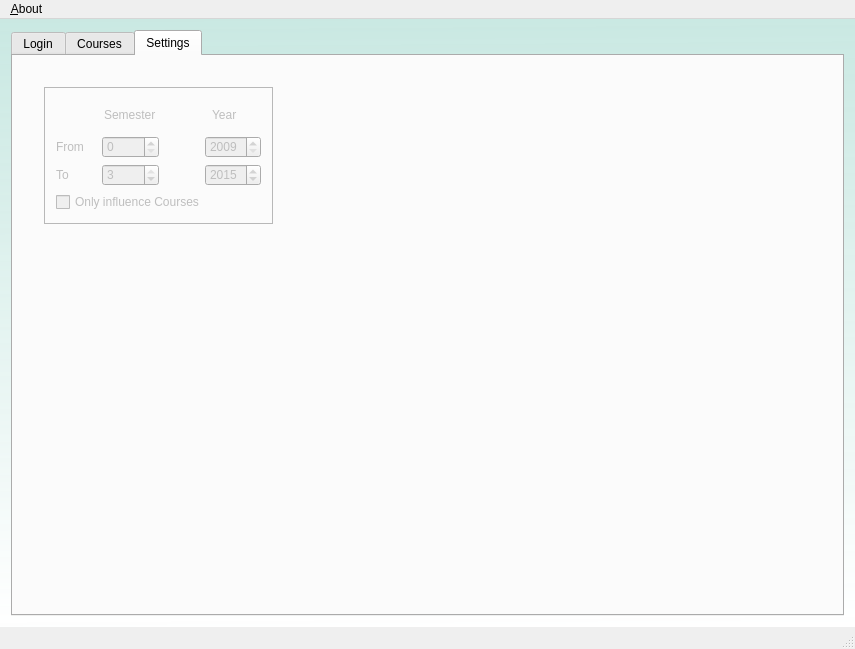
Before: the Qt Designer form main/mainscreen.ui in liranbg/JCEaverageCalculator, drawn with Qt 5.
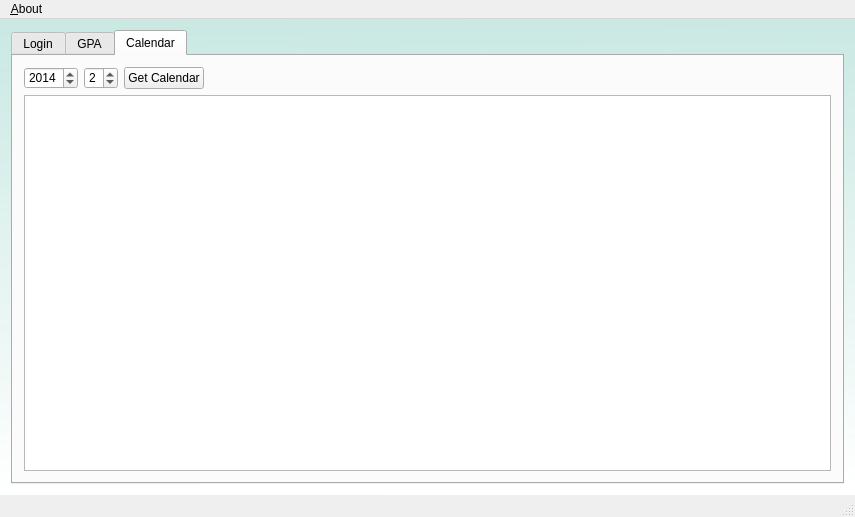
After: the same form once the commit is applied. The open tabs and pages were chosen to show the change. Icons and pictures are not drawn.

Commit message:
Add calendar option
bug fixes, better phrasing, calendar option

Patch:
```diff
--- a/main/mainscreen.ui
+++ b/main/mainscreen.ui
@@ -7,7 +7,7 @@
     <x>0</x>
     <y>0</y>
     <width>855</width>
-    <height>649</height>
+    <height>517</height>
    </rect>
   </property>
   <property name="sizePolicy">
@@ -303,7 +303,7 @@
         <string notr="true"/>
        </property>
        <attribute name="title">
-        <string>Courses</string>
+        <string>GPA</string>
        </attribute>
        <layout class="QGridLayout" name="gridLayout_4">
         <item row="0" column="0">
@@ -414,256 +414,77 @@
         </item>
        </layout>
       </widget>
-      <widget class="QWidget" name="SettingsTab">
-       <property name="enabled">
-        <bool>false</bool>
-       </property>
-       <property name="sizePolicy">
-        <sizepolicy hsizetype="Minimum" vsizetype="Minimum">
-         <horstretch>0</horstretch>
-         <verstretch>0</verstretch>
-        </sizepolicy>
-       </property>
+      <widget class="QWidget" name="CalendarTab">
        <attribute name="title">
-        <string>Settings</string>
+        <string>Calendar</string>
        </attribute>
-       <widget class="QWidget" name="gridLayoutWidget">
-        <property name="geometry">
-         <rect>
-          <x>20</x>
-          <y>20</y>
-          <width>251</width>
-          <height>159</height>
-         </rect>
-        </property>
-        <layout class="QGridLayout" name="gridLayout_7">
-         <item row="0" column="0">
-          <widget class="QFrame" name="frame">
-           <property name="frameShape">
-            <enum>QFrame::StyledPanel</enum>
-           </property>
-           <property name="frameShadow">
-            <enum>QFrame::Raised</enum>
-           </property>
-           <layout class="QGridLayout" name="gridLayout_6">
-            <item row="0" column="0">
-             <layout class="QVBoxLayout" name="verticalLayout_3">
+       <layout class="QGridLayout" name="gridLayout_6">
+        <item row="0" column="0">
+         <layout class="QGridLayout" name="gridLayout_2">
+          <item row="0" column="0">
+           <layout class="QVBoxLayout" name="verticalLayout_2">
+            <item>
+             <layout class="QHBoxLayout" name="horizontalLayout">
               <item>
-               <layout class="QHBoxLayout" name="horizontalLayout">
-                <item>
-                 <spacer name="horizontalSpacer_2">
-                  <property name="orientation">
-                   <enum>Qt::Horizontal</enum>
-                  </property>
-                  <property name="sizeType">
-                   <enum>QSizePolicy::Minimum</enum>
-                  </property>
-                  <property name="sizeHint" stdset="0">
-                   <size>
-                    <width>48</width>
-                    <height>20</height>
-                   </size>
-                  </property>
-                 </spacer>
-                </item>
-                <item>
-                 <layout class="QHBoxLayout" name="semNyearHorizontalLayout">
-                  <item>
-                   <widget class="QLabel" name="SemLabel">
-                    <property name="text">
-                     <string>Semester</string>
-                    </property>
-                   </widget>
-                  </item>
-                  <item>
-                   <spacer name="horizontalSpacer_6">
-                    <property name="orientation">
-                     <enum>Qt::Horizontal</enum>
-                    </property>
-                    <property name="sizeType">
-                     <enum>QSizePolicy::Fixed</enum>
-                    </property>
-                    <property name="sizeHint" stdset="0">
-                     <size>
-                      <width>50</width>
-                      <height>20</height>
-                     </size>
-                    </property>
-                   </spacer>
-                  </item>
-                  <item>
-                   <widget class="QLabel" name="YearLabel">
-                    <property name="text">
-                     <string>Year</string>
-                    </property>
-                   </widget>
-                  </item>
-                 </layout>
-                </item>
-               </layout>
+               <widget class="QSpinBox" name="spinBoxYear">
+                <property name="minimum">
+                 <number>2012</number>
+                </property>
+                <property name="maximum">
+                 <number>2020</number>
+                </property>
+                <property name="value">
+                 <number>2014</number>
+                </property>
+               </widget>
               </item>
               <item>
-               <layout class="QHBoxLayout" name="horizontalLayout_2">
-                <item>
-                 <layout class="QVBoxLayout" name="fromNtoLabel">
-                  <property name="sizeConstraint">
-                   <enum>QLayout::SetMinimumSize</enum>
-                  </property>
-                  <property name="topMargin">
-                   <number>0</number>
-                  </property>
-                  <item>
-                   <widget class="QLabel" name="FromLabel">
-                    <property name="sizePolicy">
-                     <sizepolicy hsizetype="Preferred" vsizetype="Minimum">
-                      <horstretch>0</horstretch>
-                      <verstretch>0</verstretch>
-                     </sizepolicy>
-                    </property>
-                    <property name="maximumSize">
-                     <size>
-                      <width>40</width>
-                      <height>16777215</height>
-                     </size>
-                    </property>
-                    <property name="text">
-                     <string>From</string>
-                    </property>
-                   </widget>
-                  </item>
-                  <item>
-                   <widget class="QLabel" name="ToLabel">
-                    <property name="sizePolicy">
-                     <sizepolicy hsizetype="Minimum" vsizetype="Preferred">
-                      <horstretch>0</horstretch>
-                      <verstretch>0</verstretch>
-                     </sizepolicy>
-                    </property>
-                    <property name="maximumSize">
-                     <size>
-                      <width>40</width>
-                      <height>16777215</height>
-                     </size>
-                    </property>
-                    <property name="text">
-                     <string>To</string>
-                    </property>
-                   </widget>
-                  </item>
-                 </layout>
-                </item>
-                <item>
-                 <layout class="QVBoxLayout" name="verticalLayout_2">
-                  <item>
-                   <layout class="QHBoxLayout" name="SpinBoxeshorizontalLayout1">
-                    <item>
-                     <widget class="QSpinBox" name="spinBoxFromSem">
-                      <property name="maximum">
-                       <number>3</number>
-                      </property>
-                     </widget>
-                    </item>
-                    <item>
-                     <spacer name="horizontalSpacer_3">
-                      <property name="orientation">
-                       <enum>Qt::Horizontal</enum>
-                      </property>
-                      <property name="sizeType">
-                       <enum>QSizePolicy::Fixed</enum>
-                      </property>
-                      <property name="sizeHint" stdset="0">
-                       <size>
-                        <width>40</width>
-                        <height>20</height>
-                       </size>
-                      </property>
-                     </spacer>
-                    </item>
-                    <item>
-                     <widget class="QSpinBox" name="spinBoxFromYear">
-                      <property name="readOnly">
-                       <bool>false</bool>
-                      </property>
-                      <property name="showGroupSeparator" stdset="0">
-                       <bool>false</bool>
-                      </property>
-                      <property name="minimum">
-                       <number>2009</number>
-                      </property>
-                      <property name="maximum">
-                       <number>2015</number>
-                      </property>
-                      <property name="value">
-                       <number>2009</number>
-                      </property>
-                     </widget>
-                    </item>
-                   </layout>
-                  </item>
-                  <item>
-                   <layout class="QHBoxLayout" name="SpinBoxeshorizontalLayout2">
-                    <item>
-                     <widget class="QSpinBox" name="spinBoxToSemester">
-                      <property name="maximum">
-                       <number>3</number>
-                      </property>
-                      <property name="value">
-                       <number>3</number>
-                      </property>
-                     </widget>
-                    </item>
-                    <item>
-                     <spacer name="horizontalSpacer_4">
-                      <property name="orientation">
-                       <enum>Qt::Horizontal</enum>
-                      </property>
-                      <property name="sizeType">
-                       <enum>QSizePolicy::Fixed</enum>
-                      </property>
-                      <property name="sizeHint" stdset="0">
-                       <size>
-                        <width>40</width>
-                        <height>20</height>
-                       </size>
-                      </property>
-                     </spacer>
-                    </item>
-                    <item>
-                     <widget class="QSpinBox" name="spinBoxToYear">
-                      <property name="minimum">
-                       <number>2010</number>
-                      </property>
-                      <property name="maximum">
-                       <number>2026</number>
-                      </property>
-                      <property name="value">
-                       <number>2015</number>
-                      </property>
-                     </widget>
-                    </item>
-                   </layout>
-                  </item>
-                 </layout>
-                </item>
-               </layout>
+               <widget class="QSpinBox" name="spinBoxSemester">
+                <property name="minimum">
+                 <number>1</number>
+                </property>
+                <property name="maximum">
+                 <number>3</number>
+                </property>
+                <property name="value">
+                 <number>2</number>
+                </property>
+               </widget>
+              </item>
+              <item>
+               <widget class="QPushButton" name="pushButton">
+                <property name="text">
+                 <string>Get Calendar</string>
+                </property>
+               </widget>
+              </item>
+              <item>
+               <spacer name="horizontalSpacer_2">
+                <property name="orientation">
+                 <enum>Qt::Horizontal</enum>
+                </property>
+                <property name="sizeHint" stdset="0">
+                 <size>
+                  <width>40</width>
+                  <height>20</height>
+                 </size>
+                </property>
+               </spacer>
               </item>
              </layout>
             </item>
-            <item row="1" column="0">
-             <widget class="QCheckBox" name="checkBox">
-              <property name="text">
-               <string>Only influence Courses</string>
-              </property>
-              <property name="checked">
-               <bool>false</bool>
+            <item>
+             <widget class="QPlainTextEdit" name="calendartext">
+              <property name="layoutDirection">
+               <enum>Qt::RightToLeft</enum>
               </property>
              </widget>
             </item>
            </layout>
-          </widget>
-         </item>
-        </layout>
-       </widget>
+          </item>
+         </layout>
+        </item>
+       </layout>
       </widget>
      </widget>
     </item>
```
Left out of the diff: 146 changed lines with no effect on the pictures. The commit also changes 47 other files.
